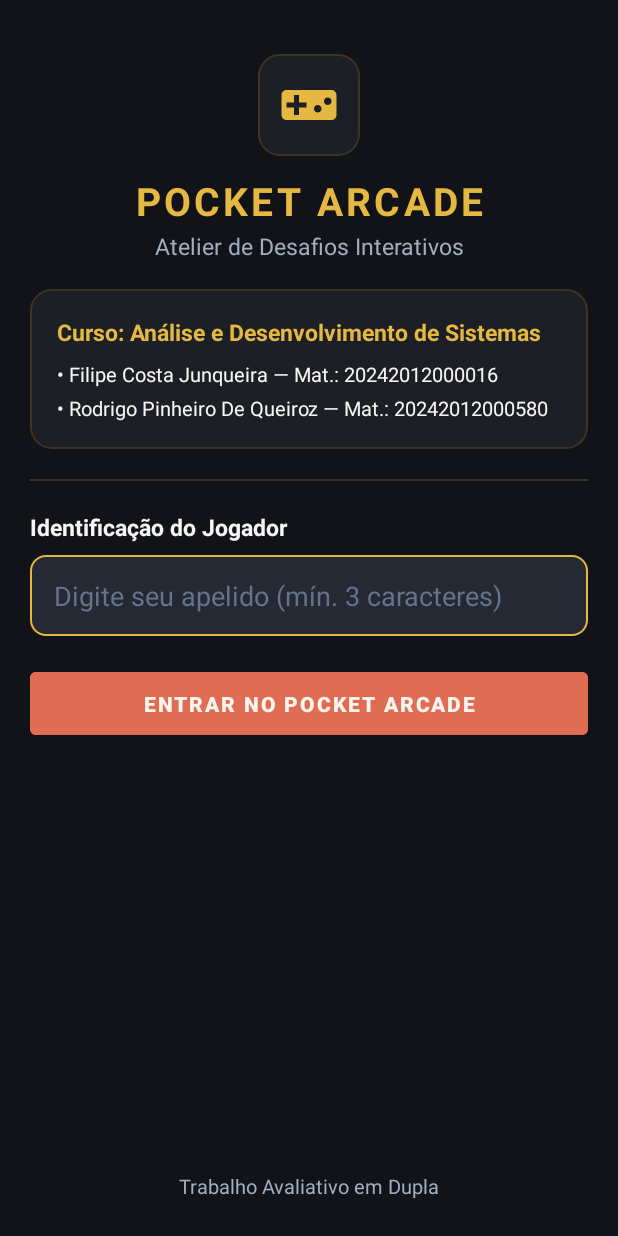
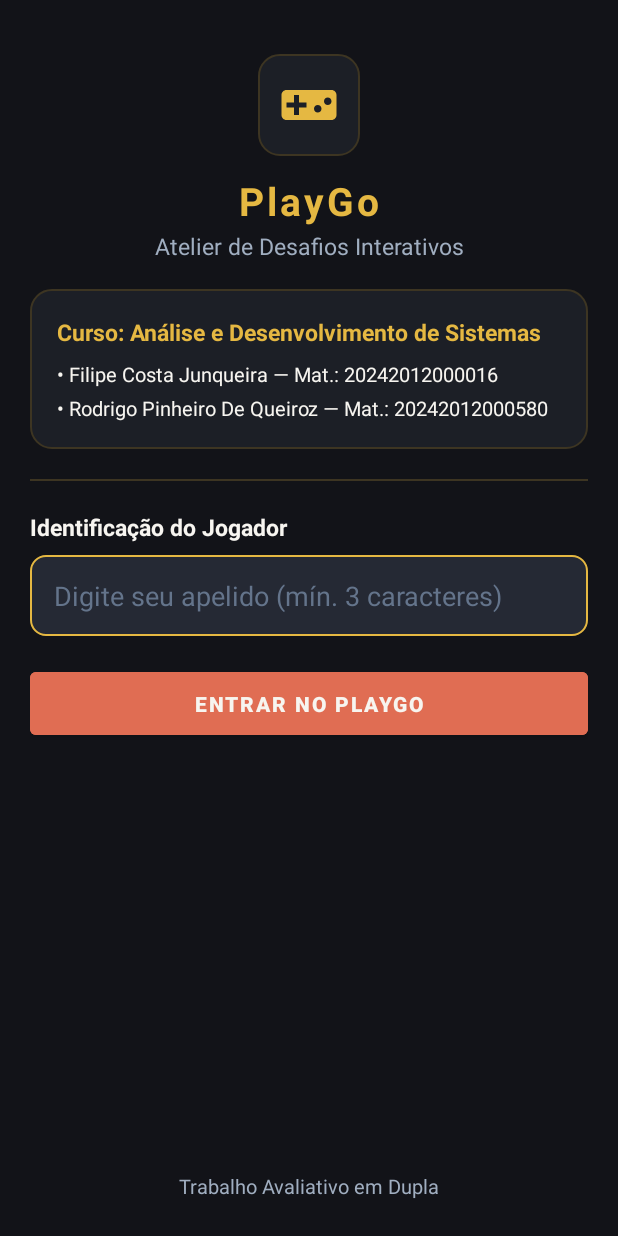
Before and after one commit to Sr0Felps/Pocket-Arcade, an Android app: the screen it shows after launch (MainActivity), on a phone screen of 412 x 824 dp. Run offline under Robolectric (Android 15) with nearby library versions, the phone set to English and light mode, and no system bars.

Commit message:
Feat: Correção de alguns erros e bugs

```diff
--- a/app/build.gradle.kts
+++ b/app/build.gradle.kts
@@ -7,6 +7,7 @@ android {
     compileSdk = 34
 
     defaultConfig {
+        testInstrumentationRunner = "androidx.test.runner.AndroidJUnitRunner"
         applicationId = "br.edu.ads.pocketarcade"
         minSdk = 24
         targetSdk = 34
@@ -32,4 +33,7 @@ dependencies {
     implementation("com.google.android.material:material:1.11.0")
     implementation("androidx.constraintlayout:constraintlayout:2.1.4")
     implementation("androidx.recyclerview:recyclerview:1.3.2")
+    testImplementation("junit:junit:4.13.2")
+    androidTestImplementation("androidx.test.ext:junit:1.1.5")
+    androidTestImplementation("androidx.test.espresso:espresso-core:3.5.1")
 }
--- a/app/src/main/res/values/strings.xml
+++ b/app/src/main/res/values/strings.xml
@@ -4,10 +4,10 @@
          O Slide 13 exige que todos os textos visíveis e descrições de imagem
          (contentDescription) fiquem em strings.xml, facilitando manutenção e acessibilidade. -->
 
-    <string name="app_name">Pocket Arcade</string>
+    <string name="app_name">PlayGo</string>
 
     <!-- ================= TELA 1: APRESENTAÇÃO (EM DUPLA - SLIDE 4) ================= -->
-    <string name="t1_app_title">POCKET ARCADE</string>
+    <string name="t1_app_title">@string/app_name</string>
     <string name="t1_subtitle">Atelier de Desafios Interativos</string>
     <string name="t1_course_name">Curso: Análise e Desenvolvimento de Sistemas</string>
     <string name="t1_student_1">• Filipe Costa Junqueira — Mat.: 20242012000016</string>
@@ -15,10 +15,10 @@
     <string name="t1_work_mode">Trabalho Avaliativo em Dupla</string>
     <string name="t1_label_nickname">Identificação do Jogador</string>
     <string name="t1_hint_nickname">Digite seu apelido (mín. 3 caracteres)</string>
-    <string name="t1_btn_enter">Entrar no Pocket Arcade</string>
+    <string name="t1_btn_enter">Entrar no PlayGo</string>
     <string name="t1_err_invalid_nick">Informe um apelido válido com pelo menos 3 caracteres!</string>
     <string name="t1_last_module_format">Sessão finalizada • Último desafio acessado: %1$s</string>
-    <string name="cd_logo_app">Emblema dourado do aplicativo Pocket Arcade</string>
+    <string name="cd_logo_app">Emblema dourado do aplicativo PlayGo</string>
 
     <!-- ================= TELA 2: CENTRAL DE DESAFIOS (SLIDE 5) ================= -->
     <string name="t2_greeting_format">Olá, %1$s!</string>
```
